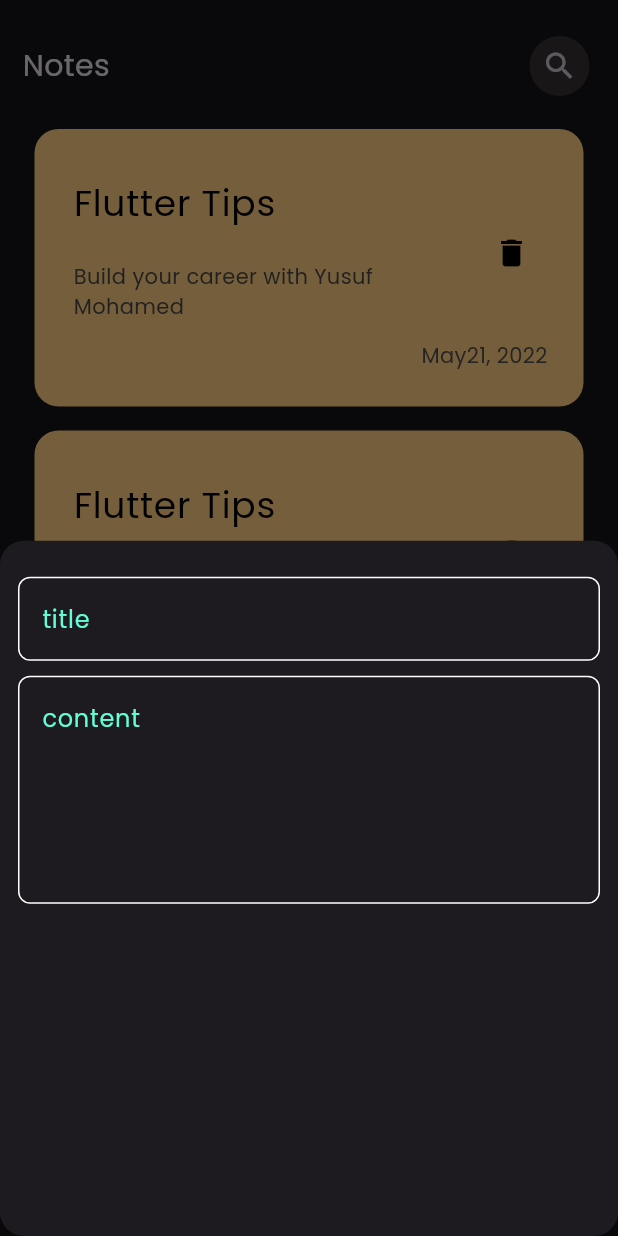
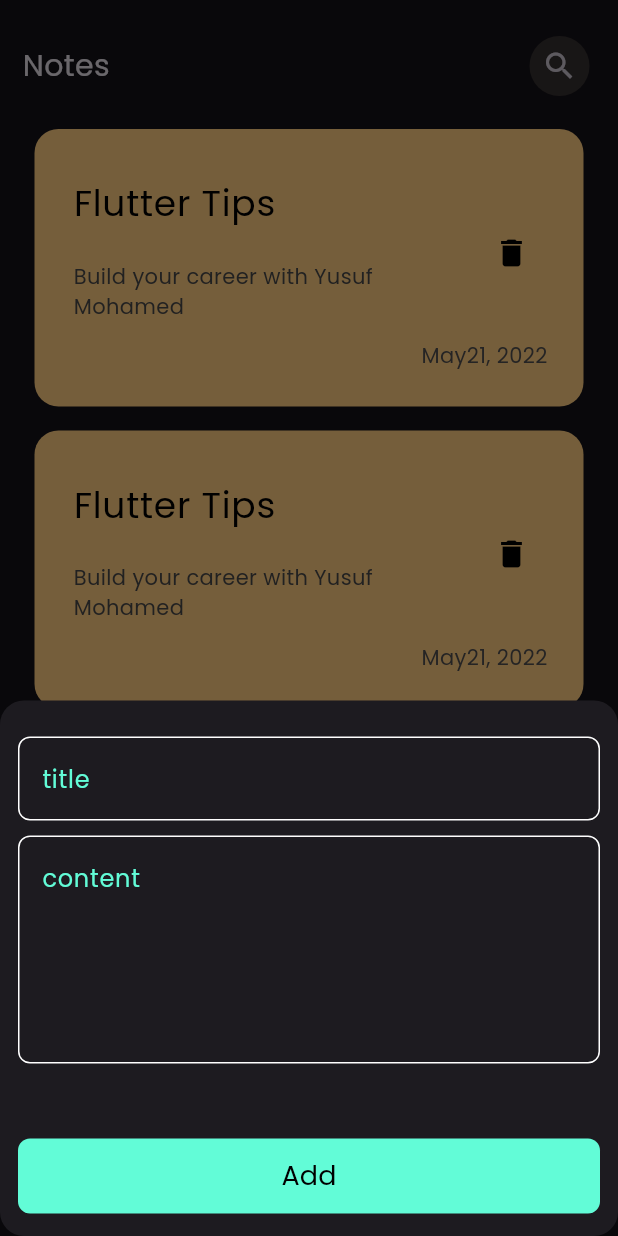
Before and after one commit to yusuf-4444/Note_App, a Flutter app: the screen it shows after launch, after a tap on the "add" icon, on a phone screen of 412 x 824 dp. Run offline on Flutter 3.47's test engine with Material 3 defaults, Android fonts, the phone set to English and light mode, and no system bars.

Commit message:
finished note bottom sheet

```diff
--- /dev/null
+++ b/lib/widgets/custom_button_widget.dart
@@ -0,0 +1,28 @@
+import 'package:flutter/material.dart';
+import 'package:note_app/constants.dart';
+
+class CustomTextButton extends StatelessWidget {
+  const CustomTextButton({super.key});
+
+  @override
+  Widget build(BuildContext context) {
+    return TextButton(
+      onPressed: () {},
+      style: TextButton.styleFrom(
+        backgroundColor: kPrimaryColor,
+        shape: RoundedRectangleBorder(
+          borderRadius: BorderRadiusGeometry.circular(8),
+        ),
+        minimumSize: Size(double.infinity, 50),
+      ),
+      child: Text(
+        "Add",
+        style: TextStyle(
+          color: Colors.black,
+          fontSize: 18,
+          fontWeight: FontWeight.w500,
+        ),
+      ),
+    );
+  }
+}
--- a/lib/widgets/note_bottom_sheet_widget.dart
+++ b/lib/widgets/note_bottom_sheet_widget.dart
@@ -1,4 +1,5 @@
 import 'package:flutter/material.dart';
+import 'package:note_app/widgets/custom_button_widget.dart';
 import 'package:note_app/widgets/text_field_custom_widget.dart';
 
 class AddNoteBottomSheet extends StatelessWidget {
@@ -9,12 +10,17 @@ class AddNoteBottomSheet extends StatelessWidget {
     return Container(
       child: Padding(
         padding: const EdgeInsets.only(top: 24, right: 12, left: 12),
+        child: SingleChildScrollView(
           child: Column(
             children: [
               CustomTextField(hintext: "title"),
               SizedBox(height: 10),
               CustomTextField(hintext: "content", maxlines: 5),
+              SizedBox(height: 50),
+              CustomTextButton(),
+              SizedBox(height: 15),
             ],
+          ),
         ),
       ),
     );
```
Lines whose indentation alone changed are shown as unchanged.
